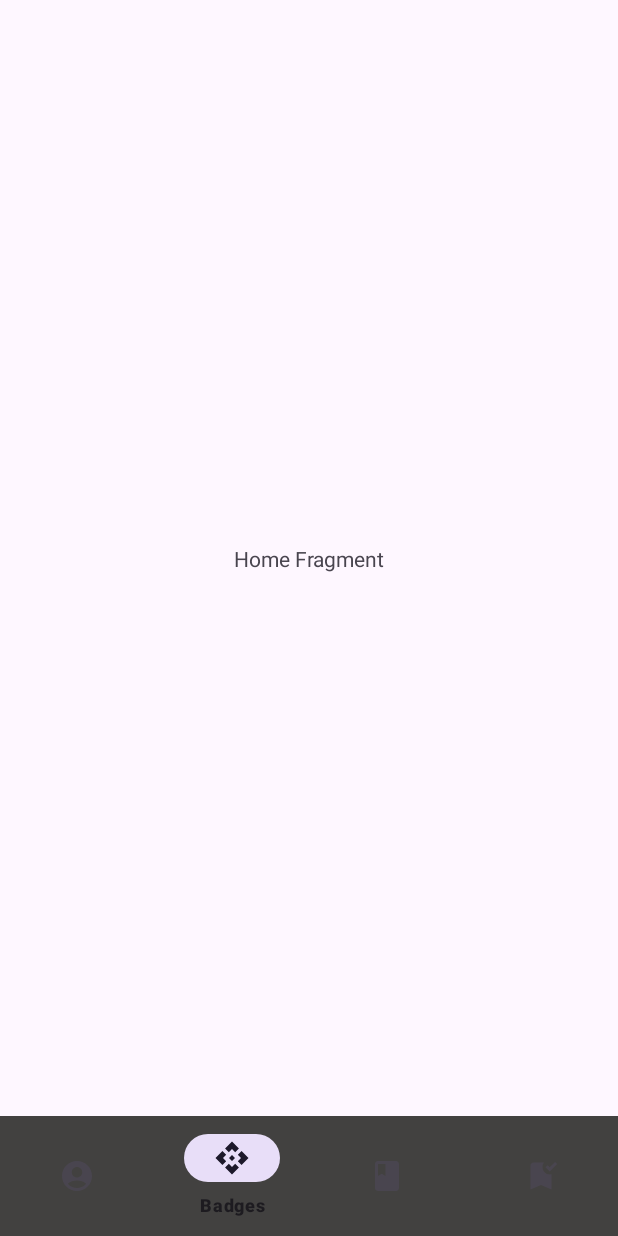
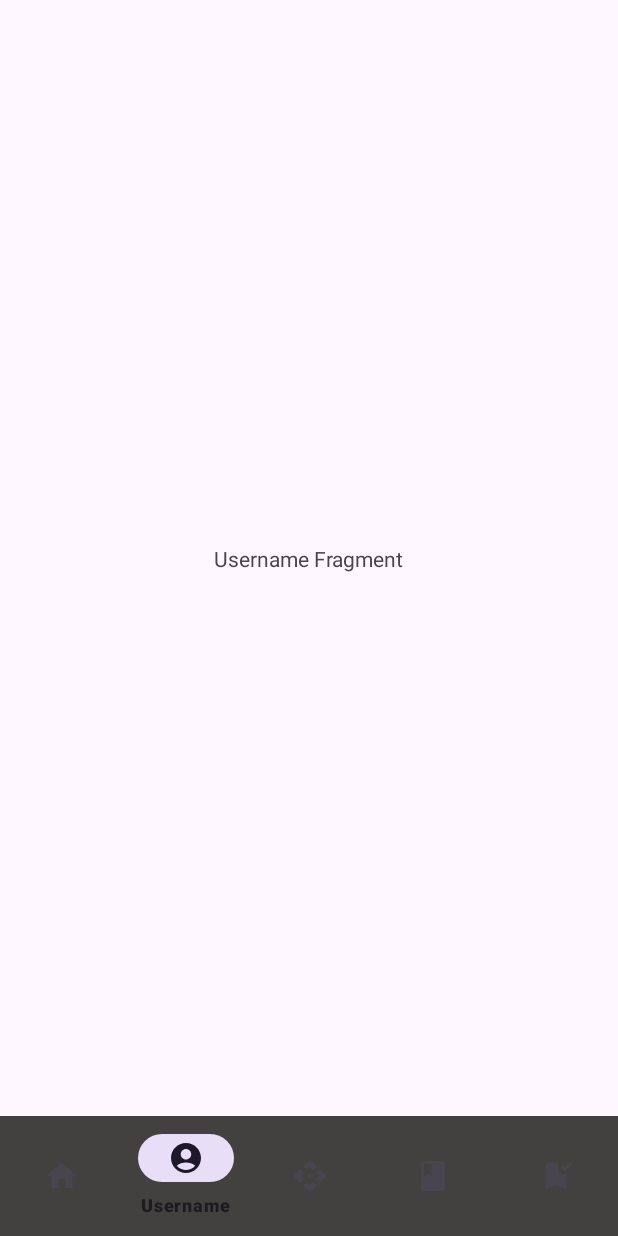
Before and after one commit to rockyhappy/sample-api-call, an Android app: the screen it shows after launch (MainActivity), item 2 of the bottom bar chosen, on a phone screen of 412 x 824 dp. Run offline under Robolectric (Android 15) with nearby library versions, the phone set to English and light mode, and no system bars.

Commit message:
implemented navigation to the bottom navigation menu using navGraph

```diff
--- a/app/src/main/java/com/example/sitask4/MainActivity.kt
+++ b/app/src/main/java/com/example/sitask4/MainActivity.kt
@@ -1,12 +1,19 @@
-    package com.example.sitask4
+package com.example.sitask4
 
 import android.os.Bundle
 import androidx.activity.enableEdgeToEdge
 import androidx.appcompat.app.AppCompatActivity
 import androidx.core.view.ViewCompat
 import androidx.core.view.WindowInsetsCompat
+import androidx.navigation.NavController
+import androidx.navigation.Navigation
+import com.google.android.material.bottomnavigation.BottomNavigationView
 
 class MainActivity : AppCompatActivity() {
+
+    private lateinit var navController: NavController
+    private lateinit var bottomNavigationView: BottomNavigationView
+
     override fun onCreate(savedInstanceState: Bundle?) {
         super.onCreate(savedInstanceState)
         enableEdgeToEdge()
@@ -16,5 +23,53 @@ class MainActivity : AppCompatActivity() {
             v.setPadding(systemBars.left, systemBars.top, systemBars.right, systemBars.bottom)
             insets
         }
+
+        navController = Navigation.findNavController(this, R.id.nav_host_fragment)
+
+        bottomNavigationView = findViewById(R.id.bottom_navigation)
+
+        val userName = bottomNavigationView.menu.findItem(R.id.username)
+        userName.setOnMenuItemClickListener {
+            navController.navigate(R.id.userFragment2)
+            bottomNavigationView.menu.findItem(R.id.username).isChecked = true
+            true
+        }
+
+        val home = bottomNavigationView.menu.findItem(R.id.home)
+        home.setOnMenuItemClickListener {
+            navController.navigate(R.id.homeFragment2)
+            bottomNavigationView.menu.findItem(R.id.home).isChecked = true
+            true
+        }
+
+        val badges = bottomNavigationView.menu.findItem(R.id.badges)
+        badges.setOnMenuItemClickListener {
+            navController.navigate(R.id.badgeFragment2)
+            bottomNavigationView.menu.findItem(R.id.badges).isChecked = true
+            true
+        }
+
+        val solved = bottomNavigationView.menu.findItem(R.id.solved)
+        solved.setOnMenuItemClickListener {
+            navController.navigate(R.id.solvedFragment2)
+            bottomNavigationView.menu.findItem(R.id.solved).isChecked = true
+            true
+        }
+
+        val submissions = bottomNavigationView.menu.findItem(R.id.submission)
+        submissions.setOnMenuItemClickListener {
+            navController.navigate(R.id.submissionFragment2)
+            bottomNavigationView.menu.findItem(R.id.submission).isChecked = true
+            true
+        }
+
+    }
+    override fun onBackPressed() {
+        if (navController.currentDestination?.id != R.id.homeFragment2) {
+            navController.popBackStack(R.id.homeFragment2, false)
+            bottomNavigationView.menu.findItem(R.id.home).isChecked = true
+        } else {
+            super.onBackPressed()
+        }
     }
 }
--- /dev/null
+++ b/app/src/main/res/drawable/baseline_home_24.xml
@@ -0,0 +1,5 @@
+<vector xmlns:android="http://schemas.android.com/apk/res/android" android:height="24dp" android:tint="#FFFFFF" android:viewportHeight="24" android:viewportWidth="24" android:width="24dp">
+
+    <path android:fillColor="@android:color/white" android:pathData="M10,20v-6h4v6h5v-8h3L12,3 2,12h3v8z"/>
+
+</vector>
--- a/app/src/main/res/menu/bottom_nav.xml
+++ b/app/src/main/res/menu/bottom_nav.xml
@@ -1,6 +1,9 @@
 <?xml version="1.0" encoding="utf-8"?>
 <menu xmlns:android="http://schemas.android.com/apk/res/android">
 
+    <item android:title="Home"
+        android:id="@+id/home"
+        android:icon="@drawable/baseline_home_24"/>
     <item android:title="Username"
         android:id="@+id/username"
         android:icon="@drawable/baseline_account_circle_24"/>
```
